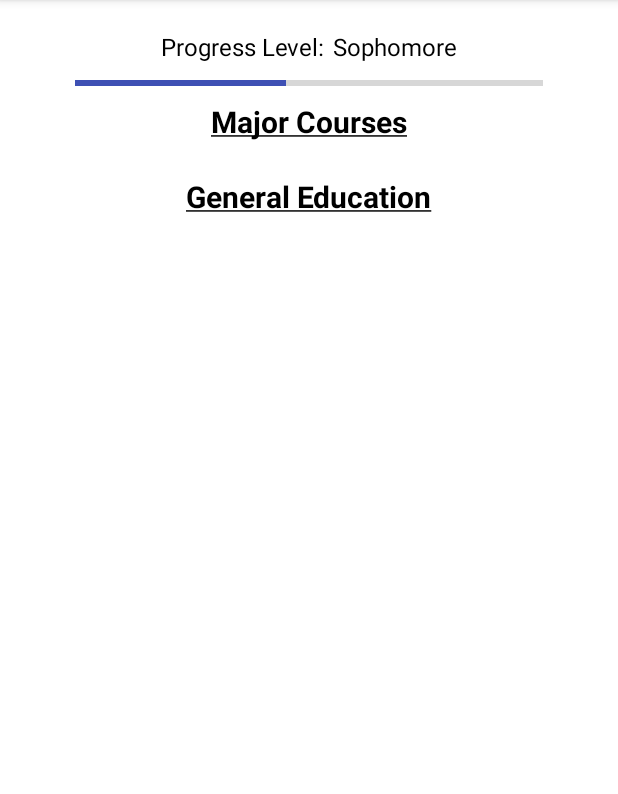
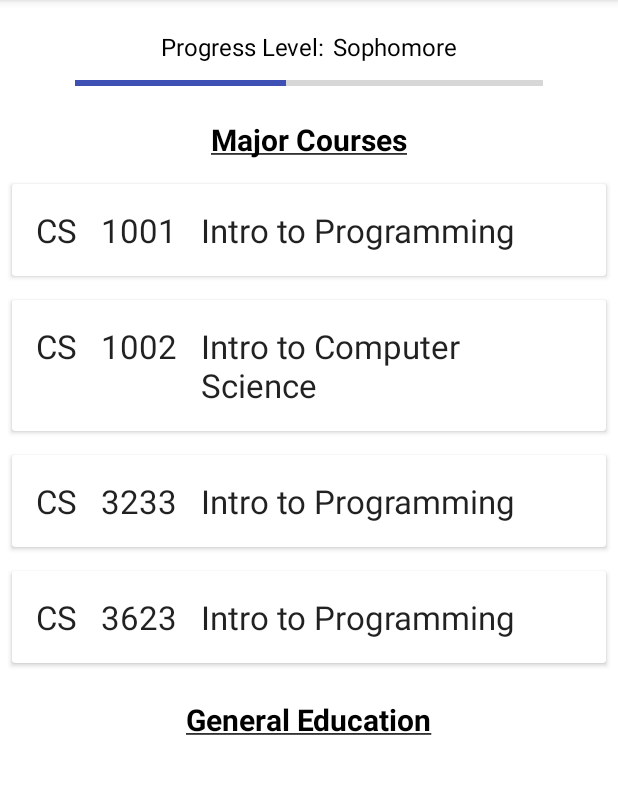
Before and after one commit to backpack5689/mydegreehelper, an Android app: the screen it shows after launch (MainActivity), after a tap on "TEMP", on a phone screen of 412 x 824 dp, the part 84-878 px from its top. Run offline under Robolectric (Android 15) with nearby library versions, the phone set to English and light mode, and no system bars.

Commit message:
Added expanding panels for courses

```diff
--- a/app/src/main/AndroidManifest.xml
+++ b/app/src/main/AndroidManifest.xml
@@ -10,10 +10,15 @@
         android:supportsRtl="true"
         android:theme="@style/Theme.MyDegreeHelper">
         <activity
+            android:name=".course_display_drawer"
+            android:label="@string/title_activity_course_display_drawer"
+            android:theme="@style/Theme.MyDegreeHelper.NoActionBar"></activity>
+        <activity
             android:name=".ui.login.LoginActivity"
             android:label="@string/app_name">
             <intent-filter android:label="@string/app_name">
                 <action android:name="android.intent.action.MAIN" />
+
                 <category android:name="android.intent.category.LAUNCHER" />
             </intent-filter>
         </activity>
--- /dev/null
+++ b/app/src/main/java/com/CENAA/mydegreehelper/CourseUI.java
@@ -0,0 +1,67 @@
+package com.CENAA.mydegreehelper;
+
+public class CourseUI {
+
+    private String courseSub;
+    private int courseNum;
+    private String courseName;
+    private String requirements;
+    private boolean expanded;
+
+    public CourseUI(String courseSub, int courseNum, String courseName, String requirements) {
+        this.courseSub = courseSub;
+        this.courseNum = courseNum;
+        this.courseName = courseName;
+        this.requirements = requirements;
+        this.expanded = false;
+    }
+
+    public boolean isExpanded() {
+        return expanded;
+    }
+
+    public void setExpanded(boolean expanded) {
+        this.expanded = expanded;
+    }
+
+    public String getCourseSub() {
+        return courseSub;
+    }
+
+    public void setCourseSub() {
+        this.courseSub = courseSub;
+    }
+
+    public int getCourseNum() {
+        return courseNum;
+    }
+
+    public String getCourseName() {
+        return courseName;
+    }
+
+    public String getRequirements() {
+        return requirements;
+    }
+
+    public void setCourseNum() {
+        this.courseNum = courseNum;
+    }
+
+    public void setCourseName() {
+        this.courseName = courseName;
+    }
+
+    public void setRequirements() {
+        this.requirements = requirements;
+    }
+
+    @Override
+    public String toString() {
+        return "Course{" +
+                "courseSub='" + courseSub + "'" +
+                ", courseNum='" + courseNum + "'" +
+                ", courseName='" + courseName + "'" +
+                ", requirements='" + requirements + "'";
+    }
+}
--- a/app/src/main/java/com/CENAA/mydegreehelper/HomeFragment.java
+++ b/app/src/main/java/com/CENAA/mydegreehelper/HomeFragment.java
@@ -8,11 +8,42 @@ import android.view.ViewGroup;
 import androidx.annotation.NonNull;
 import androidx.annotation.Nullable;
 import androidx.fragment.app.Fragment;
+import androidx.recyclerview.widget.RecyclerView;
+
+import java.util.ArrayList;
+import java.util.List;
 
 public class HomeFragment extends Fragment {
+    RecyclerView majorCourses;
+    RecyclerAdapter recyclerAdapter;
+
+    List<CourseUI> majorCourseList;
+
     @Nullable
     @Override
     public View onCreateView(@NonNull LayoutInflater inflater, @Nullable ViewGroup container, @Nullable Bundle savedInstanceState) {
-        return inflater.inflate(R.layout.fragment_home, container, false);
+        View view = inflater.inflate(R.layout.fragment_home, container, false);
+
+        majorCourseList = new ArrayList<CourseUI>();
+
+        majorCourses = view.findViewById(R.id.majorCourses);
+
+        initData();
+        initRecyclerView();
+
+        return view;
+    }
+
+    private void initRecyclerView() {
+        recyclerAdapter = new RecyclerAdapter(majorCourseList);
+        majorCourses.setAdapter(recyclerAdapter);
+    }
+
+    private void initData() {
+        majorCourseList = new ArrayList<>();
+        majorCourseList.add(new CourseUI("CS", 1001,"Intro to Programming", "None"));
+        majorCourseList.add(new CourseUI("CS",1002,"Intro to Computer Science", "None"));
+        majorCourseList.add(new CourseUI("CS",3233,"Intro to Programming", "MA 3233"));
+        majorCourseList.add(new CourseUI("CS",3623,"Intro to Programming", "None"));
     }
 }
--- /dev/null
+++ b/app/src/main/java/com/CENAA/mydegreehelper/RecyclerAdapter.java
@@ -0,0 +1,73 @@
+package com.CENAA.mydegreehelper;
+
+import android.view.LayoutInflater;
+import android.view.View;
+import android.view.ViewGroup;
+import android.widget.ImageView;
+import android.widget.TextView;
+
+import androidx.annotation.NonNull;
+import androidx.constraintlayout.widget.ConstraintLayout;
+import androidx.recyclerview.widget.RecyclerView;
+
+import java.util.List;
+
+public class RecyclerAdapter extends RecyclerView.Adapter<RecyclerAdapter.ViewHolder> {
+
+    List<CourseUI> courseList;
+
+    public RecyclerAdapter(List<CourseUI> courseList) {
+        this.courseList = courseList;
+    }
+
+    @NonNull
+    @Override
+    public ViewHolder onCreateViewHolder(@NonNull ViewGroup parent, int viewType) {
+        LayoutInflater layoutInflater = LayoutInflater.from(parent.getContext());
+        View view = layoutInflater.inflate(R.layout.course_row_item, parent, false);
+        return new ViewHolder(view);
+    }
+
+    @Override
+    public void onBindViewHolder(@NonNull ViewHolder holder, int position) {
+        CourseUI course = courseList.get(position);
+        holder.courseSub.setText(course.getCourseSub());
+        holder.courseNum.setText(String.valueOf(course.getCourseNum()));
+        holder.courseTitle.setText(course.getCourseName());
+        holder.requirements.setText(course.getRequirements());
+
+        boolean isExpanded = courseList.get(position).isExpanded();
+        holder.expandableLayout.setVisibility(isExpanded ? View.VISIBLE : View.GONE);
+    }
+
+    @Override
+    public int getItemCount() {
+        return courseList.size();
+    }
+
+    class ViewHolder extends RecyclerView.ViewHolder {
+
+        TextView courseSub, courseNum, courseTitle, requirements;
+        ConstraintLayout expandableLayout, courseInfoCard;
+
+        public ViewHolder(@NonNull final View itemView) {
+            super(itemView);
+
+            courseSub = itemView.findViewById(R.id.courseSub);
+            courseNum = itemView.findViewById(R.id.courseNumber);
+            courseTitle = itemView.findViewById(R.id.courseTitle);
+            requirements = itemView.findViewById(R.id.requirements);
+            expandableLayout = itemView.findViewById(R.id.expandableLayout);
+            courseInfoCard = itemView.findViewById(R.id.courseInfoCard);
+
+            courseInfoCard.setOnClickListener(new View.OnClickListener() {
+                @Override
+                public void onClick(View v) {
+                    CourseUI course = courseList.get(getAdapterPosition());
+                    course.setExpanded(!course.isExpanded());
+                    notifyItemChanged(getAdapterPosition());
+                }
+            });
+        }
+    }
+}
--- a/app/src/main/java/com/CENAA/mydegreehelper/data/LoginRepository.java
+++ b/app/src/main/java/com/CENAA/mydegreehelper/data/LoginRepository.java
@@ -10,7 +10,7 @@ public class LoginRepository {
 
     private static volatile LoginRepository instance;
 
-    private LoginDataSource dataSource;
+    private final LoginDataSource dataSource;
 
     // If user credentials will be cached in local storage, it is recommended it be encrypted
     // @see https://developer.android.com/training/articles/keystore
--- a/app/src/main/java/com/CENAA/mydegreehelper/data/Result.java
+++ b/app/src/main/java/com/CENAA/mydegreehelper/data/Result.java
@@ -22,7 +22,7 @@ public class Result<T> {
 
     // Success sub-class
     public final static class Success<T> extends Result {
-        private T data;
+        private final T data;
 
         public Success(T data) {
             this.data = data;
@@ -35,7 +35,7 @@ public class Result<T> {
 
     // Error sub-class
     public final static class Error extends Result {
-        private Exception error;
+        private final Exception error;
 
         public Error(Exception error) {
             this.error = error;
--- a/app/src/main/java/com/CENAA/mydegreehelper/data/model/LoggedInUser.java
+++ b/app/src/main/java/com/CENAA/mydegreehelper/data/model/LoggedInUser.java
@@ -5,8 +5,8 @@ package com.CENAA.mydegreehelper.data.model;
  */
 public class LoggedInUser {
 
-    private String userId;
-    private String displayName;
+    private final String userId;
+    private final String displayName;
 
     public LoggedInUser(String userId, String displayName) {
         this.userId = userId;
--- a/app/src/main/java/com/CENAA/mydegreehelper/ui/login/LoggedInUserView.java
+++ b/app/src/main/java/com/CENAA/mydegreehelper/ui/login/LoggedInUserView.java
@@ -4,7 +4,7 @@ package com.CENAA.mydegreehelper.ui.login;
  * Class exposing authenticated user details to the UI.
  */
 class LoggedInUserView {
-    private String displayName;
+    private final String displayName;
     //... other data fields that may be accessible to the UI
 
     LoggedInUserView(String displayName) {
--- a/app/src/main/java/com/CENAA/mydegreehelper/ui/login/LoginFormState.java
+++ b/app/src/main/java/com/CENAA/mydegreehelper/ui/login/LoginFormState.java
@@ -7,10 +7,10 @@ import androidx.annotation.Nullable;
  */
 class LoginFormState {
     @Nullable
-    private Integer usernameError;
+    private final Integer usernameError;
     @Nullable
-    private Integer passwordError;
-    private boolean isDataValid;
+    private final Integer passwordError;
+    private final boolean isDataValid;
 
     LoginFormState(@Nullable Integer usernameError, @Nullable Integer passwordError) {
         this.usernameError = usernameError;
--- a/app/src/main/java/com/CENAA/mydegreehelper/ui/login/LoginViewModel.java
+++ b/app/src/main/java/com/CENAA/mydegreehelper/ui/login/LoginViewModel.java
@@ -13,9 +13,9 @@ import com.CENAA.mydegreehelper.R;
 
 public class LoginViewModel extends ViewModel {
 
-    private MutableLiveData<LoginFormState> loginFormState = new MutableLiveData<>();
-    private MutableLiveData<LoginResult> loginResult = new MutableLiveData<>();
-    private LoginRepository loginRepository;
+    private final MutableLiveData<LoginFormState> loginFormState = new MutableLiveData<>();
+    private final MutableLiveData<LoginResult> loginResult = new MutableLiveData<>();
+    private final LoginRepository loginRepository;
 
     LoginViewModel(LoginRepository loginRepository) {
         this.loginRepository = loginRepository;
--- /dev/null
+++ b/app/src/main/res/layout/course_row_item.xml
@@ -0,0 +1,109 @@
+<?xml version="1.0" encoding="utf-8"?>
+<androidx.constraintlayout.widget.ConstraintLayout xmlns:android="http://schemas.android.com/apk/res/android"
+    xmlns:app="http://schemas.android.com/apk/res-auto"
+    xmlns:tools="http://schemas.android.com/tools"
+    android:id="@+id/course_row_item"
+    android:layout_width="match_parent"
+    android:layout_height="wrap_content">
+
+    <androidx.cardview.widget.CardView
+        android:layout_width="match_parent"
+        android:layout_height="wrap_content"
+        android:layout_marginStart="8dp"
+        android:layout_marginLeft="8dp"
+        android:layout_marginTop="8dp"
+        android:layout_marginEnd="8dp"
+        android:layout_marginRight="8dp"
+        android:layout_marginBottom="8dp"
+        android:padding="8dp"
+        app:layout_constraintBottom_toBottomOf="parent"
+        app:layout_constraintEnd_toEndOf="parent"
+        app:layout_constraintStart_toStartOf="parent"
+        app:layout_constraintTop_toTopOf="parent">
+
+        <androidx.constraintlayout.widget.ConstraintLayout
+            android:id="@+id/courseInfoCard"
+            android:layout_width="match_parent"
+            android:layout_height="wrap_content">
+
+            <TextView
+                android:id="@+id/courseSub"
+                android:layout_width="wrap_content"
+                android:layout_height="wrap_content"
+                android:paddingStart="16dp"
+                android:paddingLeft="16dp"
+                android:paddingTop="16dp"
+                android:paddingBottom="16dp"
+                android:text="CS"
+                android:textAppearance="@style/TextAppearance.AppCompat.Large"
+                app:layout_constraintStart_toStartOf="parent"
+                app:layout_constraintTop_toTopOf="parent"
+                tools:ignore="HardcodedText,RtlSymmetry" />
+
+            <TextView
+                android:id="@+id/courseNumber"
+                android:layout_width="wrap_content"
+                android:layout_height="wrap_content"
+                android:padding="16dp"
+                android:text="####"
+                android:textAppearance="@style/TextAppearance.AppCompat.Large"
+                app:layout_constraintEnd_toStartOf="@id/courseTitle"
+                app:layout_constraintStart_toEndOf="@id/courseSub"
+                app:layout_constraintTop_toTopOf="parent"
+                tools:ignore="HardcodedText,RtlSymmetry" />
+
+            <TextView
+                android:id="@+id/courseTitle"
+                android:layout_width="0dp"
+                android:layout_height="wrap_content"
+                android:paddingTop="16dp"
+                android:paddingEnd="16dp"
+                android:paddingRight="16dp"
+                android:paddingBottom="16dp"
+                android:text="Course Title"
+                android:textAppearance="@style/TextAppearance.AppCompat.Large"
+                app:layout_constraintEnd_toEndOf="parent"
+                app:layout_constraintStart_toEndOf="@id/courseNumber"
+                app:layout_constraintTop_toTopOf="parent"
+                tools:ignore="HardcodedText,RtlSymmetry" />
+
+            <androidx.constraintlayout.widget.ConstraintLayout
+                android:id="@+id/expandableLayout"
+                android:layout_width="match_parent"
+                android:layout_height="match_parent"
+                app:layout_constraintEnd_toEndOf="parent"
+                app:layout_constraintStart_toStartOf="parent"
+                app:layout_constraintTop_toBottomOf="@+id/courseTitle">
+
+                <TextView
+                    android:id="@+id/requirementsLabel"
+                    android:layout_width="0dp"
+                    android:layout_height="wrap_content"
+                    android:layout_marginStart="16dp"
+                    android:layout_marginLeft="16dp"
+                    android:layout_marginTop="16dp"
+                    android:text="@string/requirements"
+                    android:textAppearance="@style/TextAppearance.AppCompat.Small"
+                    android:textStyle="bold"
+                    app:layout_constraintStart_toStartOf="parent"
+                    app:layout_constraintTop_toTopOf="parent" />
+
+                <TextView
+                    android:id="@+id/requirements"
+                    android:layout_width="0dp"
+                    android:layout_height="wrap_content"
+                    android:layout_marginStart="16dp"
+                    android:layout_marginLeft="16dp"
+                    android:layout_marginTop="8dp"
+                    android:layout_marginBottom="16dp"
+                    android:text="requirements"
+                    android:textAppearance="@style/TextAppearance.AppCompat.Small"
+                    app:layout_constraintBottom_toBottomOf="parent"
+                    app:layout_constraintStart_toStartOf="parent"
+                    app:layout_constraintTop_toBottomOf="@+id/requirementsLabel"
+                    tools:ignore="HardcodedText" />
+            </androidx.constraintlayout.widget.ConstraintLayout>
+        </androidx.constraintlayout.widget.ConstraintLayout>
+
+    </androidx.cardview.widget.CardView>
+</androidx.constraintlayout.widget.ConstraintLayout>
--- a/app/src/main/res/layout/fragment_home.xml
+++ b/app/src/main/res/layout/fragment_home.xml
@@ -6,6 +6,12 @@
     android:layout_height="match_parent"
     android:background="@color/white">
 
+    <ScrollView
+        android:layout_width="fill_parent"
+        android:layout_height="fill_parent">
+        <RelativeLayout
+            android:layout_width="fill_parent"
+            android:layout_height="wrap_content">
             <LinearLayout
                 android:id="@+id/progressText"
                 android:layout_marginTop="20dp"
@@ -45,8 +51,8 @@
 
             <TextView
                 android:id="@+id/majorCoursesLabel"
-        android:layout_alignTop="@+id/progressBar"
-        android:layout_marginTop="20dp"
+                android:layout_below="@id/progressBar"
+                android:layout_marginTop="16dp"
                 android:layout_centerHorizontal="true"
                 android:layout_height="wrap_content"
                 android:layout_width="wrap_content"
@@ -54,24 +60,24 @@
                 android:textColor="@color/black"
                 android:textSize="20sp" />
 
-    <LinearLayout
+            <androidx.recyclerview.widget.RecyclerView
                 android:id="@+id/majorCourses"
-        android:layout_alignTop="@+id/majorCoursesLabel"
-        android:layout_marginTop="30dp"
                 android:layout_width="match_parent"
                 android:layout_height="wrap_content"
-        android:orientation="horizontal" />
+                android:layout_below="@+id/majorCoursesLabel"
+                android:layout_marginTop="8dp"
+                app:layoutManager="androidx.recyclerview.widget.LinearLayoutManager"/>
 
             <TextView
                 android:id="@+id/genEdLabel"
-        android:layout_alignTop="@+id/majorCourses"
-        android:layout_marginTop="20dp"
+                android:layout_below="@+id/majorCourses"
+                android:layout_marginTop="16dp"
                 android:layout_centerHorizontal="true"
                 android:layout_height="wrap_content"
                 android:layout_width="wrap_content"
                 android:text="@string/general_education_label"
                 android:textColor="@color/black"
                 android:textSize="20sp" />
-
-
         </RelativeLayout>
+    </ScrollView>
+</RelativeLayout>
--- a/app/src/main/res/values/strings.xml
+++ b/app/src/main/res/values/strings.xml
@@ -33,10 +33,12 @@
 
     <string name="major_courses_label"><b><u>Major Courses</u></b></string>
     <string name="general_education_label"><b><u>General Education</u></b></string>
+    <string name="requirements">Requirements:</string>
 
     <string name="progress_label">Progress Level: </string>
     <string name="progress_freshman">Freshman</string>
     <string name="progress_sophomore">Sophomore</string>
     <string name="progress_junior">Junior</string>
     <string name="progress_senior">Senior</string>
+    <string name="title_activity_course_display_drawer">course_display_drawer</string>
 </resources>
```
Lines whose indentation alone changed are shown as unchanged.
